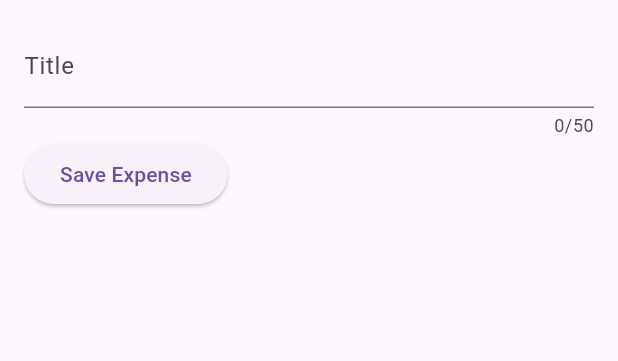
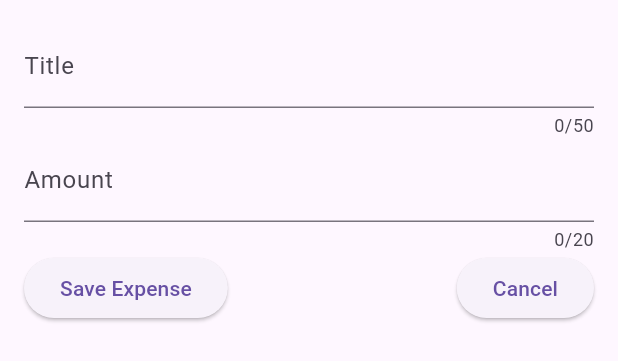
Before and after one commit to Bureau536/expense_tracker, a Flutter app: the NewExpense widget shown alone on an empty page, opened directly, after a tap on "Save Expense", on a phone screen of 412 x 824 dp. Shown: the top 361 px of the screen. Run offline on Flutter 3.47's test engine with Material 3 defaults, Android fonts, the phone set to English and light mode, and no system bars.

Commit message:
Lesson 113
Added amount field and Cancel button without functionality

```diff
--- a/lib/widgets/new_expense.dart
+++ b/lib/widgets/new_expense.dart
@@ -1,4 +1,5 @@
 import 'package:flutter/material.dart';
+import 'package:flutter/services.dart';
 
 class NewExpense extends StatefulWidget {
   const NewExpense({super.key});
@@ -11,10 +12,12 @@ class NewExpense extends StatefulWidget {
 
 class _NewExpenseState extends State<NewExpense> {
   final _titleController = TextEditingController();
+  final _amountController = TextEditingController();
 
   @override
   void dispose() {
     _titleController.dispose();
+    _amountController.dispose();
     super.dispose();
   }
 
@@ -31,13 +34,28 @@ class _NewExpenseState extends State<NewExpense> {
               label: Text('Title'),
             ),
           ),
+          TextField(
+            keyboardType: TextInputType.number,
+            controller: _amountController,
+            maxLength: 20,
+            decoration: const InputDecoration(
+              prefixText: '\$ ',
+              label: Text('Amount'),
+            ),
+          ),
           Row(
             children: [
               ElevatedButton(
                 onPressed: () {
                   print(_titleController.text);
+                  print(_amountController.text);
                 },
                 child: const Text('Save Expense'),
+              ),
+              const Spacer(),
+              ElevatedButton(
+                onPressed: () {},
+                child: const Text('Cancel'),
               )
             ],
           )
```
